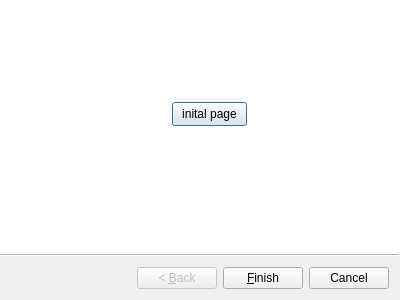
Above: pyfemtet_opt_gui_2/ui/Wizard_main.ui from pyfemtet/pyfemtet-opt-gui before the change. Below: the same form after it.
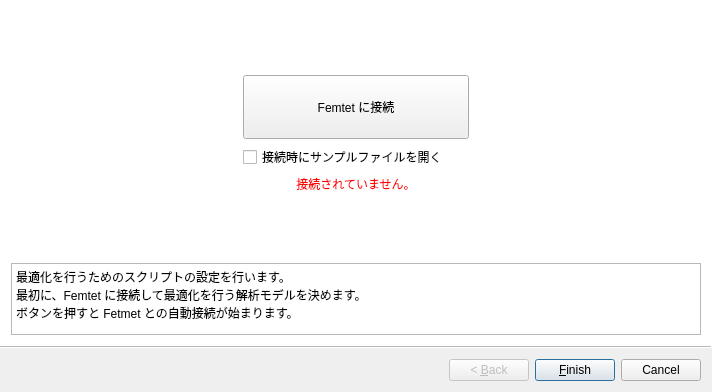
That is the form after the change.

What changed in the file:
```diff
--- a/pyfemtet_opt_gui_2/ui/Wizard_main.ui
+++ b/pyfemtet_opt_gui_2/ui/Wizard_main.ui
@@ -6,8 +6,8 @@
    <rect>
     <x>0</x>
     <y>0</y>
-    <width>400</width>
-    <height>300</height>
+    <width>712</width>
+    <height>392</height>
    </rect>
   </property>
   <property name="windowTitle">
@@ -17,19 +17,133 @@
    <enum>QWizard::WizardStyle::ModernStyle</enum>
   </property>
   <widget class="QWizardPage" name="wizardPage_init">
-   <widget class="QPushButton" name="pushButton">
-    <property name="geometry">
-     <rect>
-      <x>170</x>
-      <y>100</y>
-      <width>75</width>
-      <height>24</height>
-     </rect>
-    </property>
-    <property name="text">
-     <string>inital page</string>
-    </property>
-   </widget>
+   <layout class="QGridLayout" name="gridLayout">
+    <item row="1" column="2">
+     <spacer name="horizontalSpacer_2">
+      <property name="orientation">
+       <enum>Qt::Orientation::Horizontal</enum>
+      </property>
+      <property name="sizeHint" stdset="0">
+       <size>
+        <width>40</width>
+        <height>20</height>
+       </size>
+      </property>
+     </spacer>
+    </item>
+    <item row="3" column="1">
+     <widget class="QLabel" name="label_connectionState">
+      <property name="accessibleName">
+       <string/>
+      </property>
+      <property name="text">
+       <string>&lt;html&gt;&lt;head/&gt;&lt;body&gt;&lt;p&gt;&lt;span style='color:#FF0000'&gt;接続されていません。&lt;/span&gt;&lt;/p&gt;&lt;/body&gt;&lt;/html&gt;</string>
+      </property>
+      <property name="alignment">
+       <set>Qt::AlignmentFlag::AlignCenter</set>
+      </property>
+     </widget>
+    </item>
+    <item row="1" column="0">
+     <spacer name="horizontalSpacer">
+      <property name="orientation">
+       <enum>Qt::Orientation::Horizontal</enum>
+      </property>
+      <property name="sizeHint" stdset="0">
+       <size>
+        <width>40</width>
+        <height>20</height>
+       </size>
+      </property>
+     </spacer>
+    </item>
+    <item row="2" column="1">
+     <widget class="QCheckBox" name="checkBox_openSampleFemprj">
+      <property name="text">
+       <string>接続時にサンプルファイルを開く</string>
+      </property>
+     </widget>
+    </item>
+    <item row="5" column="0" colspan="3">
+     <widget class="QTextEdit" name="textEdit_2">
+      <property name="sizePolicy">
+       <sizepolicy hsizetype="Expanding" vsizetype="Minimum">
+        <horstretch>0</horstretch>
+        <verstretch>0</verstretch>
+       </sizepolicy>
+      </property>
+      <property name="sizeAdjustPolicy">
+       <enum>QAbstractScrollArea::SizeAdjustPolicy::AdjustToContents</enum>
+      </property>
+      <property name="readOnly">
+       <bool>true</bool>
+      </property>
+      <property name="markdown">
+       <string>最適化を行うためのスクリプトの設定を行います。
+最初に、Femtet に接続して最適化を行う解析モデルを決めます。
+ボタンを押すと Fetmet
+との自動接続が始まります。
+
+</string>
+      </property>
+      <property name="html">
+       <string>&lt;!DOCTYPE HTML PUBLIC &quot;-//W3C//DTD HTML 4.0//EN&quot; &quot;http://www.w3.org/TR/REC-html40/strict.dtd&quot;&gt;
+&lt;html&gt;&lt;head&gt;&lt;meta name=&quot;qrichtext&quot; content=&quot;1&quot; /&gt;&lt;meta charset=&quot;utf-8&quot; /&gt;&lt;style type=&quot;text/css&quot;&gt;
+p, li { white-space: pre-wrap; }
+hr { height: 1px; border-width: 0; }
+li.unchecked::marker { content: &quot;\2610&quot;; }
+li.checked::marker { content: &quot;\2612&quot;; }
+&lt;/style&gt;&lt;/head&gt;&lt;body style=&quot; font-family:'Yu Gothic UI'; font-size:9pt; font-weight:400; font-style:normal;&quot;&gt;
+&lt;p style=&quot; margin-top:0px; margin-bottom:0px; margin-left:0px; margin-right:0px; -qt-block-indent:0; text-indent:0px;&quot;&gt;最適化を行うためのスクリプトの設定を行います。&lt;br /&gt;最初に、Femtet に接続して最適化を行う解析モデルを決めます。&lt;br /&gt;ボタンを押すと Fetmet との自動接続が始まります。&lt;/p&gt;&lt;/body&gt;&lt;/html&gt;</string>
+      </property>
+     </widget>
+    </item>
+    <item row="1" column="1">
+     <widget class="QPushButton" name="pushButton_launch">
+      <property name="sizePolicy">
+       <sizepolicy hsizetype="Expanding" vsizetype="Expanding">
+        <horstretch>0</horstretch>
+        <verstretch>0</verstretch>
+       </sizepolicy>
+      </property>
+      <property name="accessibleName">
+       <string>Connect to Femtet</string>
+      </property>
+      <property name="text">
+       <string>Femtet に接続</string>
+      </property>
+      <property name="flat">
+       <bool>false</bool>
+      </property>
+     </widget>
+    </item>
+    <item row="0" column="1">
+     <spacer name="verticalSpacer">
+      <property name="orientation">
+       <enum>Qt::Orientation::Vertical</enum>
+      </property>
+      <property name="sizeHint" stdset="0">
+       <size>
+        <width>20</width>
+        <height>40</height>
+       </size>
+      </property>
+     </spacer>
+    </item>
+    <item row="4" column="1">
+     <spacer name="verticalSpacer_2">
+      <property name="orientation">
+       <enum>Qt::Orientation::Vertical</enum>
+      </property>
+      <property name="sizeHint" stdset="0">
+       <size>
+        <width>20</width>
+        <height>40</height>
+       </size>
+      </property>
+     </spacer>
+    </item>
+   </layout>
   </widget>
  </widget>
  <resources/>
```
